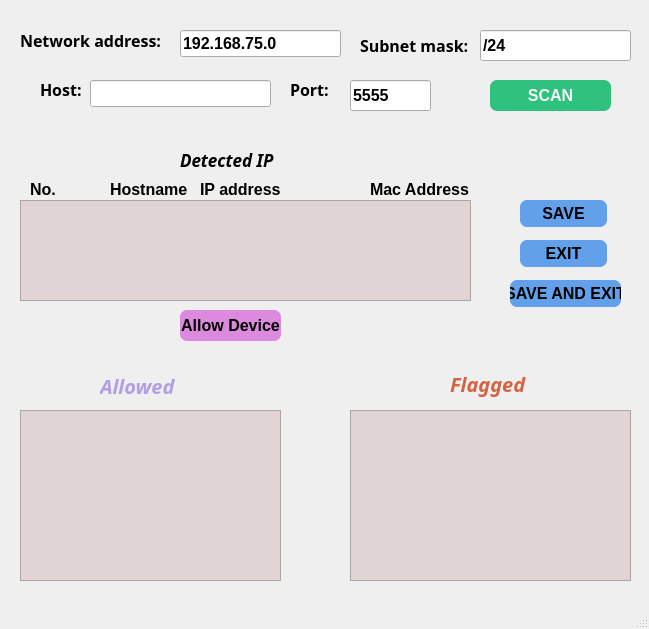
Qt form intrusion.ui (Kemzzy-Dev/Intrusion-Detection02) before a commit.
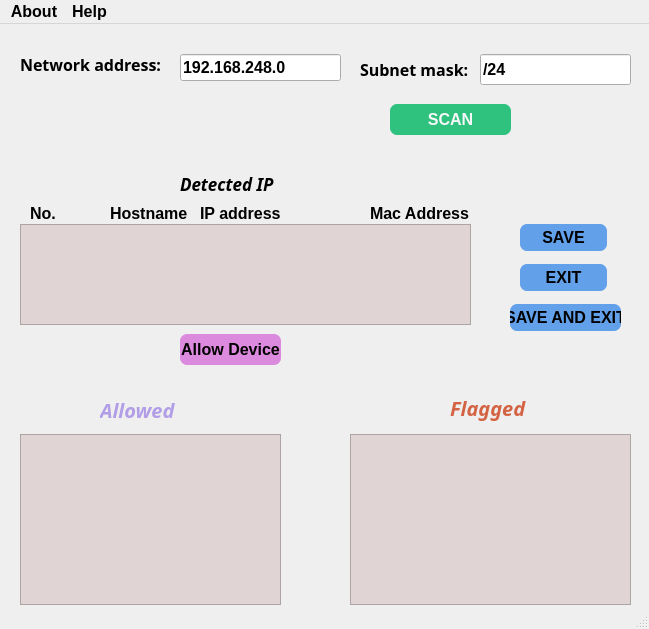
The same form after that commit.

```diff
--- a/intrusion.ui
+++ b/intrusion.ui
@@ -71,16 +71,6 @@
      <string>Subnet mask:</string>
     </property>
    </widget>
-   <widget class="QLineEdit" name="host">
-    <property name="geometry">
-     <rect>
-      <x>90</x>
-      <y>80</y>
-      <width>181</width>
-      <height>27</height>
-     </rect>
-    </property>
-   </widget>
    <widget class="QListWidget" name="allowedIP">
     <property name="geometry">
      <rect>
@@ -95,27 +85,6 @@
 color: rgb(0, 0, 0);</string>
     </property>
    </widget>
-   <widget class="QLabel" name="label_10">
-    <property name="geometry">
-     <rect>
-      <x>290</x>
-      <y>80</y>
-      <width>51</width>
-      <height>19</height>
-     </rect>
-    </property>
-    <property name="font">
-     <font>
-      <family>Quicksand Medium</family>
-      <pointsize>12</pointsize>
-      <weight>75</weight>
-      <bold>true</bold>
-     </font>
-    </property>
-    <property name="text">
-     <string>Port:</string>
-    </property>
-   </widget>
    <widget class="QLineEdit" name="network">
     <property name="geometry">
      <rect>
@@ -126,7 +95,7 @@
      </rect>
     </property>
     <property name="text">
-     <string>192.168.75.0</string>
+     <string>192.168.248.0</string>
     </property>
    </widget>
    <widget class="QPushButton" name="allowIP">
@@ -150,7 +119,7 @@
    <widget class="QPushButton" name="scan">
     <property name="geometry">
      <rect>
-      <x>490</x>
+      <x>390</x>
       <y>80</y>
       <width>121</width>
       <height>31</height>
@@ -384,19 +353,6 @@
      <string>Network address: </string>
     </property>
    </widget>
-   <widget class="QLineEdit" name="port">
-    <property name="geometry">
-     <rect>
-      <x>350</x>
-      <y>80</y>
-      <width>81</width>
-      <height>31</height>
-     </rect>
-    </property>
-    <property name="text">
-     <string>5555</string>
-    </property>
-   </widget>
    <widget class="QPushButton" name="save">
     <property name="geometry">
      <rect>
@@ -502,27 +458,6 @@
      <bool>true</bool>
     </property>
    </widget>
-   <widget class="QLabel" name="label_9">
-    <property name="geometry">
-     <rect>
-      <x>40</x>
-      <y>80</y>
-      <width>41</width>
-      <height>19</height>
-     </rect>
-    </property>
-    <property name="font">
-     <font>
-      <family>Quicksand Medium</family>
-      <pointsize>12</pointsize>
-      <weight>75</weight>
-      <bold>true</bold>
-     </font>
-    </property>
-    <property name="text">
-     <string>Host:</string>
-    </property>
-   </widget>
    <widget class="QLabel" name="label_7">
     <property name="geometry">
      <rect>
@@ -624,6 +559,20 @@
      <height>24</height>
     </rect>
    </property>
+   <widget class="QMenu" name="menuAbout">
+    <property name="title">
+     <string>About</string>
+    </property>
+    <addaction name="actionApp"/>
+   </widget>
+   <widget class="QMenu" name="menuHelp">
+    <property name="title">
+     <string>Help</string>
+    </property>
+    <addaction name="actionHow_to_use"/>
+   </widget>
+   <addaction name="menuAbout"/>
+   <addaction name="menuHelp"/>
   </widget>
   <widget class="QStatusBar" name="statusbar"/>
  </widget>
```
Left out of the diff: 10 changed lines with no effect on the pictures.
